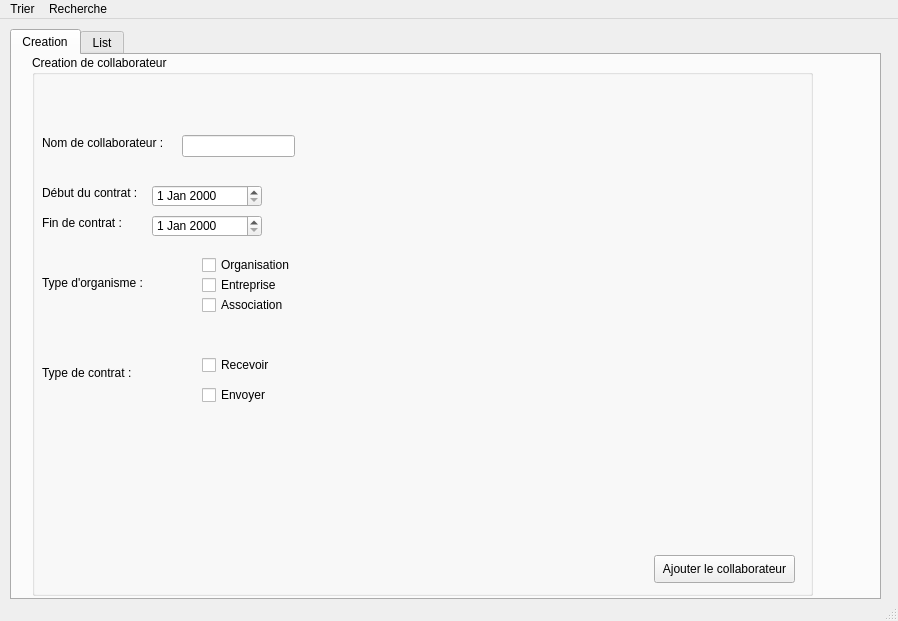
First picture: the form in mainwindow.ui, repository houas6/Smart-Recruit-help-center, before the edit.
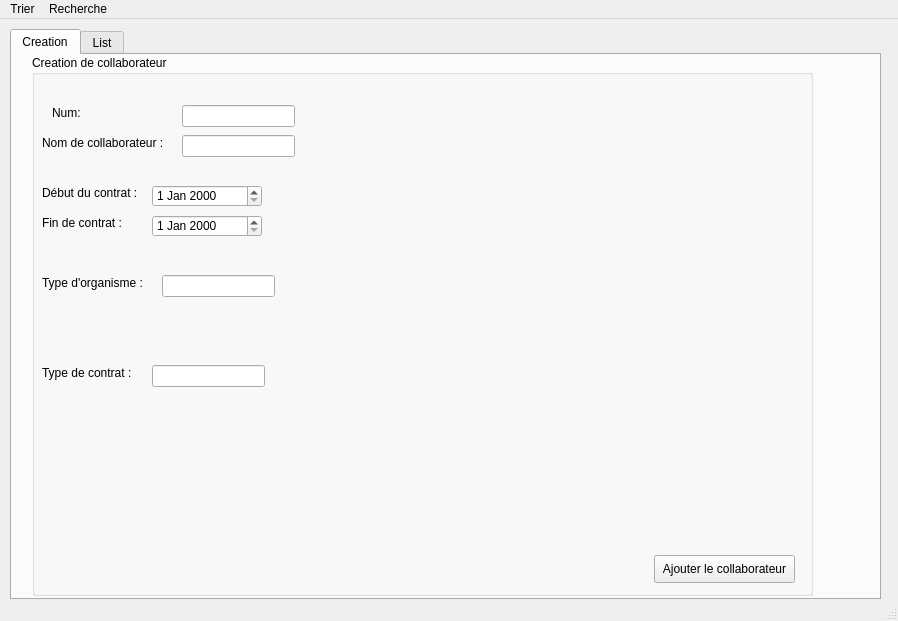
Second picture: the form after the edit. The open tabs and pages were chosen to show the change.

```diff
--- a/mainwindow.ui
+++ b/mainwindow.ui
@@ -123,44 +123,11 @@
        <property name="text">
         <string>Type d'organisme :</string>
        </property>
-      </widget>
-      <widget class="QCheckBox" name="checkBox">
-       <property name="geometry">
-        <rect>
-         <x>170</x>
-         <y>200</y>
-         <width>101</width>
-         <height>20</height>
-        </rect>
+       <property name="textFormat">
+        <enum>Qt::AutoText</enum>
        </property>
-       <property name="text">
-        <string>Organisation</string>
-       </property>
-      </widget>
-      <widget class="QCheckBox" name="checkBox_2">
-       <property name="geometry">
-        <rect>
-         <x>170</x>
-         <y>220</y>
-         <width>83</width>
-         <height>20</height>
-        </rect>
-       </property>
-       <property name="text">
-        <string>Entreprise</string>
-       </property>
-      </widget>
-      <widget class="QCheckBox" name="checkBox_3">
-       <property name="geometry">
-        <rect>
-         <x>170</x>
-         <y>240</y>
-         <width>91</width>
-         <height>20</height>
-        </rect>
-       </property>
-       <property name="text">
-        <string>Association</string>
+       <property name="scaledContents">
+        <bool>false</bool>
        </property>
       </widget>
       <widget class="QPushButton" name="pushButton">
@@ -176,32 +143,6 @@
         <string>Ajouter le collaborateur</string>
        </property>
       </widget>
-      <widget class="QCheckBox" name="checkBox_4">
-       <property name="geometry">
-        <rect>
-         <x>170</x>
-         <y>330</y>
-         <width>83</width>
-         <height>20</height>
-        </rect>
-       </property>
-       <property name="text">
-        <string>Envoyer</string>
-       </property>
-      </widget>
-      <widget class="QCheckBox" name="checkBox_5">
-       <property name="geometry">
-        <rect>
-         <x>170</x>
-         <y>300</y>
-         <width>83</width>
-         <height>20</height>
-        </rect>
-       </property>
-       <property name="text">
-        <string>Recevoir</string>
-       </property>
-      </widget>
       <widget class="QLabel" name="label_10">
        <property name="geometry">
         <rect>
@@ -215,6 +156,49 @@
         <string>Type de contrat :</string>
        </property>
       </widget>
+      <widget class="QLineEdit" name="LineEdit2">
+       <property name="geometry">
+        <rect>
+         <x>150</x>
+         <y>50</y>
+         <width>113</width>
+         <height>22</height>
+        </rect>
+       </property>
+      </widget>
+      <widget class="QLabel" name="label_11">
+       <property name="geometry">
+        <rect>
+         <x>20</x>
+         <y>50</y>
+         <width>56</width>
+         <height>16</height>
+        </rect>
+       </property>
+       <property name="text">
+        <string>Num:</string>
+       </property>
+      </widget>
+      <widget class="QLineEdit" name="typec">
+       <property name="geometry">
+        <rect>
+         <x>120</x>
+         <y>310</y>
+         <width>113</width>
+         <height>22</height>
+        </rect>
+       </property>
+      </widget>
+      <widget class="QLineEdit" name="typeor">
+       <property name="geometry">
+        <rect>
+         <x>130</x>
+         <y>220</y>
+         <width>113</width>
+         <height>22</height>
+        </rect>
+       </property>
+      </widget>
      </widget>
     </widget>
     <widget class="QWidget" name="tab_2">
```
Left out of the diff: 49 changed lines with no effect on the pictures.
